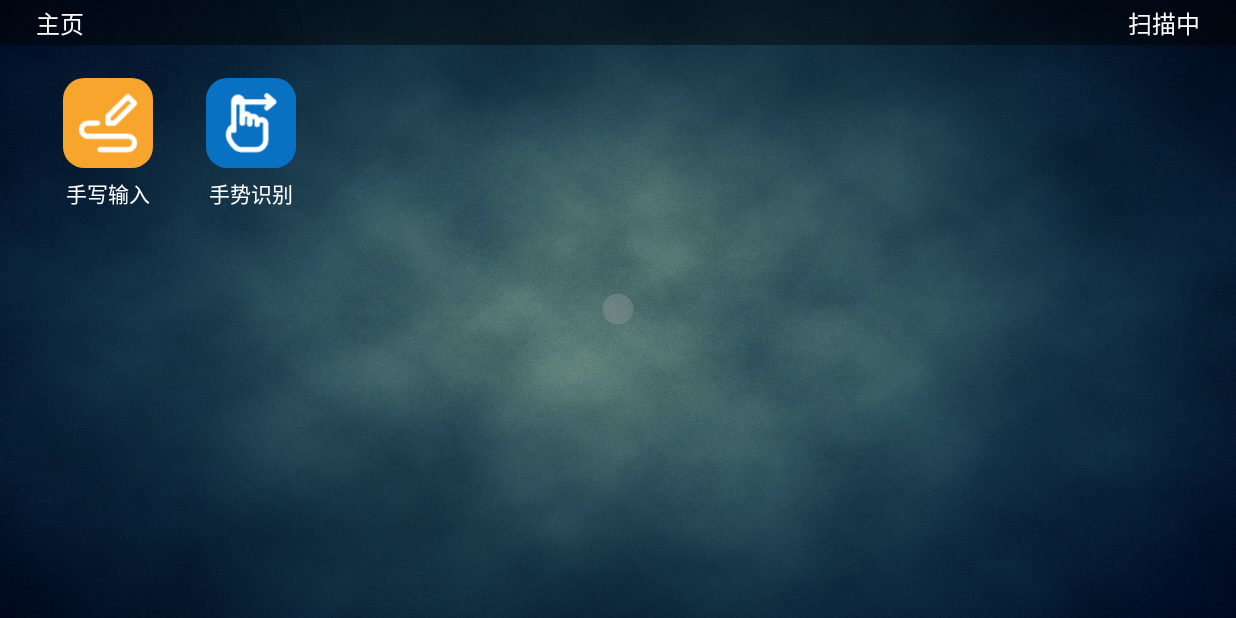
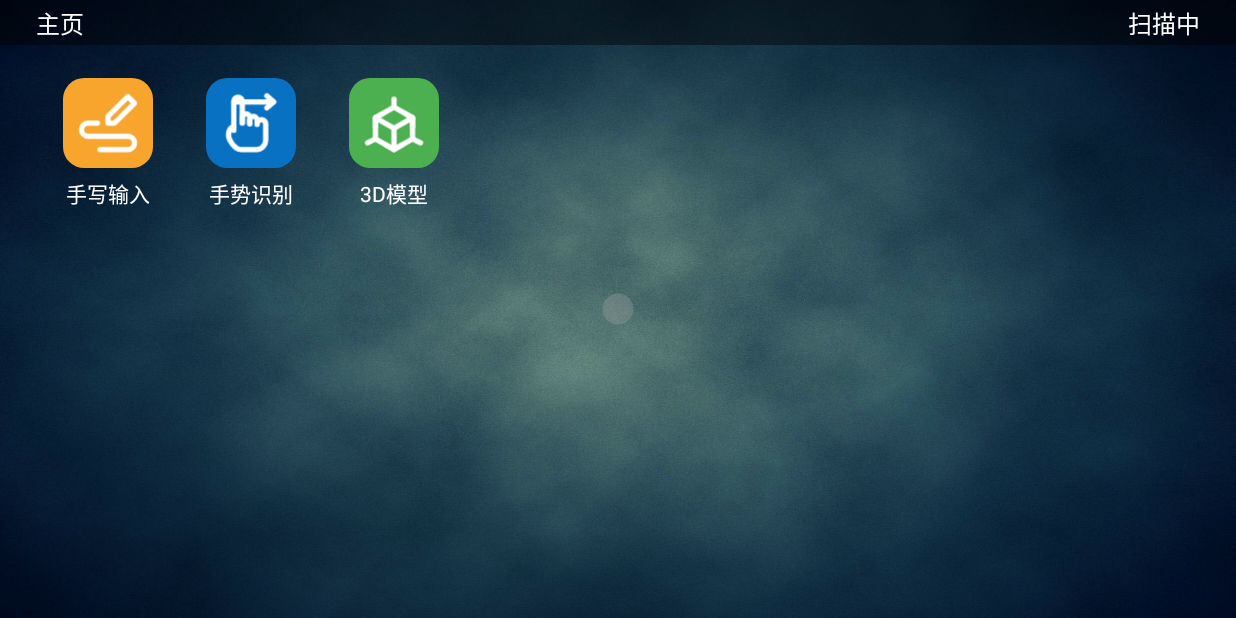
Before and after one commit to euxcet/VitureRing, an Android app built with Jetpack Compose: the HomeActivity screen opened directly, with no data from a screen before it, on a phone screen of 824 x 412 dp (held sideways). Run offline under Robolectric (Android 15) with nearby library versions, the phone set to English and light mode, and no system bars; our stand-ins replace Dagger/Hilt's generated code; libraries missing offline, so code that uses them is left out: org.pytorch; 6 statements that could not run were skipped.

Commit message:
home icon focus

```diff
--- a/app/src/main/AndroidManifest.xml
+++ b/app/src/main/AndroidManifest.xml
@@ -35,7 +35,7 @@
             android:exported="false"
             android:label="@string/title_activity_model3_dactivity"
             android:screenOrientation="landscape"
-            android:theme="@style/Theme.Commander.Fullscreen" />
+            android:theme="@style/Theme.AppCompat.DayNight.NoActionBar" />
         <activity
             android:name=".HandWritingActivity"
             android:exported="false"
--- a/app/src/main/java/com/euxcet/viturering/HomeIconAdapter.kt
+++ b/app/src/main/java/com/euxcet/viturering/HomeIconAdapter.kt
@@ -12,9 +12,20 @@ class HomeIconAdapter : BaseAdapter() {
     private val iconList = listOf(
         Icon("writing", R.drawable.icon_writing, "手写输入"),
         Icon("gesture", R.drawable.icon_gesture, "手势识别"),
-        // Icon("model", R.drawable.icon_coordinate_system, "3D模型"),
+        Icon("model", R.drawable.icon_coordinate_system, "3D模型"),
         // Icon("setting", R.drawable.icon_setting, "设置")
     )
+
+    private var mFocusedPosition = -1
+
+    fun focusNext() {
+        mFocusedPosition = (mFocusedPosition + 1) % iconList.size
+        notifyDataSetChanged()
+    }
+
+    fun getCurFocusedPosition(): Int {
+        return mFocusedPosition
+    }
 
     override fun getCount(): Int {
         return iconList.size
@@ -33,6 +44,11 @@ class HomeIconAdapter : BaseAdapter() {
         val icon = iconList[position]
         view.findViewById<ImageView>(R.id.img).setImageResource(icon.iconRes)
         view.findViewById<TextView>(R.id.text).text = icon.title
+        if (position == mFocusedPosition) {
+            view.setBackgroundResource(R.drawable.shape_focused_back)
+        } else {
+            view.setBackgroundResource(0)
+        }
         return view
     }
 
--- a/app/src/main/java/com/euxcet/viturering/MainActivity.kt
+++ b/app/src/main/java/com/euxcet/viturering/MainActivity.kt
@@ -49,8 +49,10 @@ class MainActivity : ComponentActivity() {
         ))
         setContentView(R.layout.main)
         findViewById<TextView>(R.id.toHome).setOnClickListener {
-//            val intent = Intent(this@MainActivity, HomeActivity::class.java)
-//            startActivity(intent)
+            val intent = Intent(this@MainActivity, HomeActivity::class.java)
+            startActivity(intent)
+        }
+        findViewById<TextView>(R.id.calibrate).setOnClickListener {
             ringManager.calibrate()
             Toast.makeText(this, "校准成功", Toast.LENGTH_SHORT).show()
         }
--- /dev/null
+++ b/app/src/main/res/drawable/shape_focused_back.xml
@@ -0,0 +1,5 @@
+<?xml version="1.0" encoding="utf-8"?>
+<shape xmlns:android="http://schemas.android.com/apk/res/android">
+    <corners android:radius="20dp"/>
+    <solid android:color="#5DDEDEDE"/>
+</shape>
--- a/app/src/main/res/layout/activity_home.xml
+++ b/app/src/main/res/layout/activity_home.xml
@@ -12,7 +12,8 @@
         android:layout_width="match_parent"
         android:layout_height="match_parent"
         android:numColumns="8"
-        android:padding="30dp"/>
+        android:paddingHorizontal="30dp"
+        android:paddingVertical="40dp"/>
     <androidx.constraintlayout.widget.ConstraintLayout
         android:layout_width="match_parent"
         android:layout_height="30dp"
--- a/app/src/main/res/layout/item_grid_function.xml
+++ b/app/src/main/res/layout/item_grid_function.xml
@@ -9,8 +9,7 @@
     <ImageView
         android:id="@+id/img"
         android:layout_width="60dp"
-        android:layout_height="60dp"
-        android:layout_marginTop="10dp"/>
+        android:layout_height="60dp"/>
     <TextView
         android:id="@+id/text"
         android:layout_width="wrap_content"
```
Also changed, not shown: app/src/main/java/com/euxcet/viturering/HomeActivity.kt (+7 -0 lines), app/src/main/res/layout/main.xml (+9 -1 lines).
